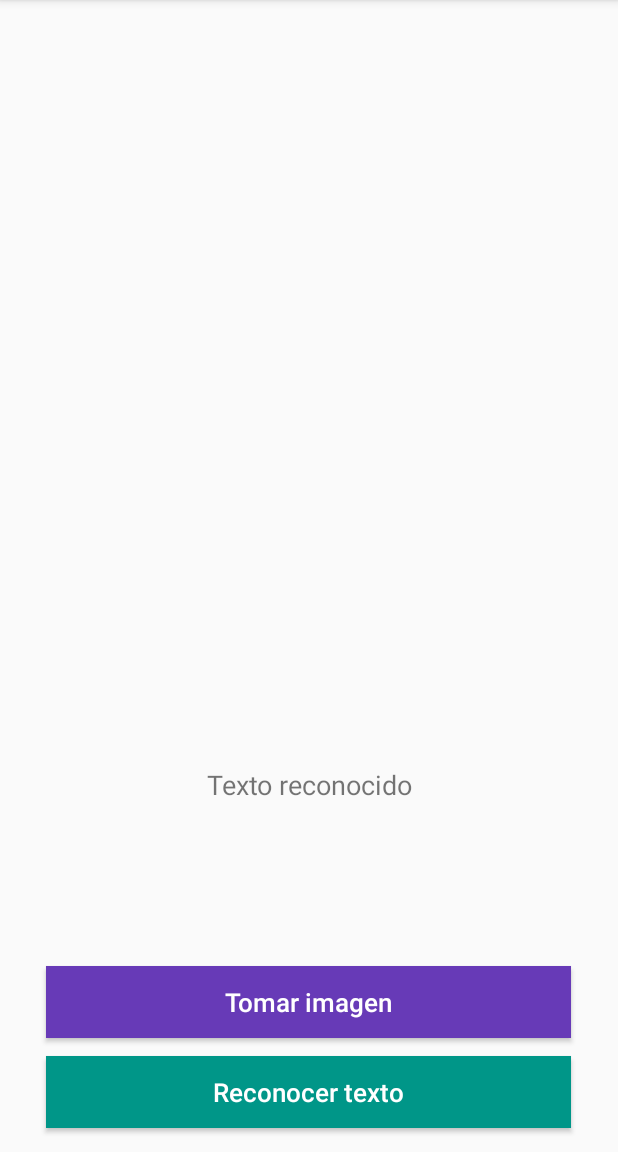
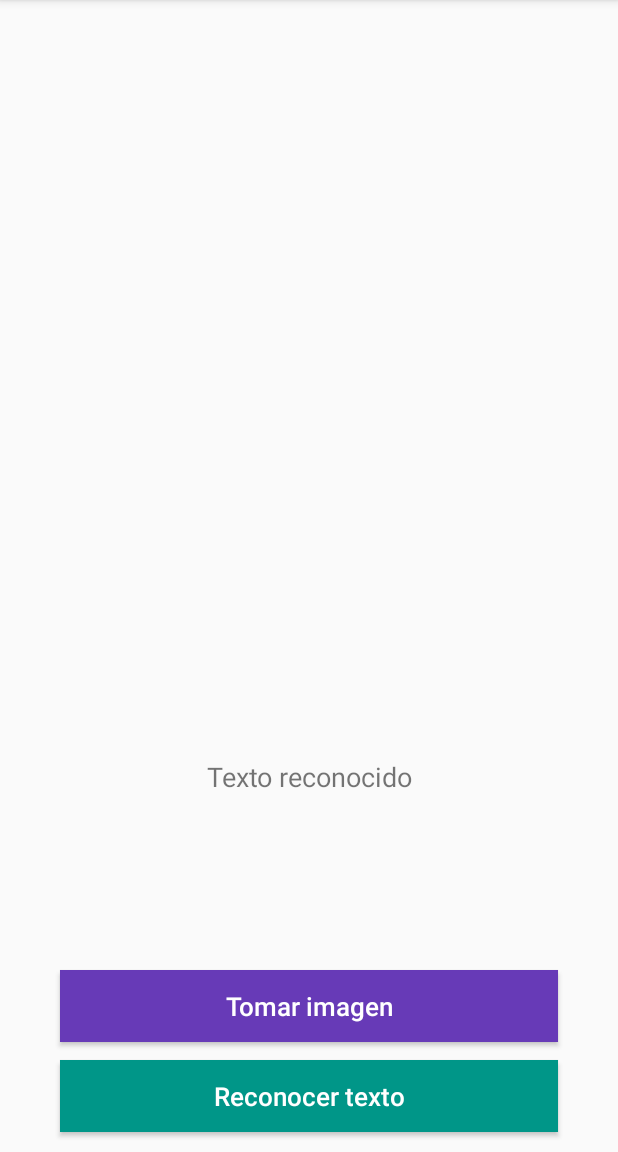
Before and after one commit to AndreaPCalvin/Notech, an Android app: the screen it shows after launch (MainActivity), on a phone screen of 412 x 824 dp, the part 84-1236 px from its top. Run offline under Robolectric (Android 15) with nearby library versions, the phone set to English and light mode, and no system bars; libraries missing offline, so code that uses them is left out: com.google.mlkit.vision.

Commit message:
Revisar por qué no lee el inicio del texto + bug solucionado.

```diff
--- a/app/src/main/res/layout/activity_main.xml
+++ b/app/src/main/res/layout/activity_main.xml
@@ -22,23 +22,24 @@
         </ImageView>
     </LinearLayout>
 
-    <LinearLayout
+    <ScrollView
         android:layout_width="match_parent"
         android:layout_height="0dp"
         android:orientation="vertical"
         android:gravity="center|center"
-        android:layout_weight="0.3">
+        android:layout_weight="0.3"
+        android:layout_marginTop= "15dp"
+        android:layout_marginBottom="15dp">
         <TextView
             android:id="@+id/text_view"
             android:layout_width="match_parent"
-            android:layout_height="wrap_content"
+            android:layout_height="match_parent"
+            android:layout_gravity="center|center"
             android:text="Texto reconocido"
             android:textAlignment="center"
-            android:layout_marginTop= "15dp"
-            android:layout_marginBottom="15dp"
             android:textSize="18sp">
         </TextView>
-    </LinearLayout>
+    </ScrollView>
 
     <LinearLayout
         android:layout_width="match_parent"
@@ -48,26 +49,30 @@
         android:layout_weight="0.2">
         <Button
             android:id="@+id/take_image_button"
-            android:layout_width="350dp"
+            android:layout_width="match_parent"
+            android:layout_height="wrap_content"
             android:layout_gravity="center_horizontal|center"
-            android:layout_height="wrap_content"
+            android:layout_marginLeft="40dp"
+            android:layout_marginRight="40dp"
+            android:layout_marginBottom="12dp"
             android:background="#673AB7"
-            android:layout_marginBottom="12dp"
             android:text="@string/tomar_imagen"
             android:textAllCaps="false"
             android:textColor="@color/white"
-            android:textSize="17sp" >
+            android:textSize="17sp">
         </Button>
 
         <Button
             android:id="@+id/detect_text_button"
-            android:layout_width="350dp"
+            android:layout_width="match_parent"
             android:layout_gravity="center_horizontal|center"
             android:layout_height="wrap_content"
             android:background="#009688"
             android:text="@string/reconocer_texto"
             android:textAllCaps="false"
             android:textColor="@color/white"
+            android:layout_marginLeft="40dp"
+            android:layout_marginRight="40dp"
             android:textSize="17sp" >
         </Button>
     </LinearLayout>
```
